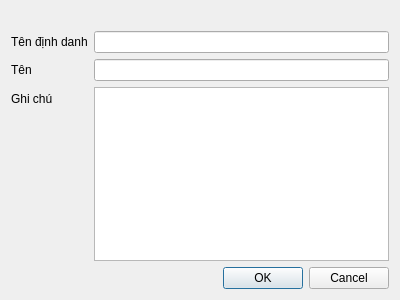
The window that app/view/dialog/dlgeditmodel.ui (emtrai/hrm_monastery) describes before a commit, drawn with Qt 5.
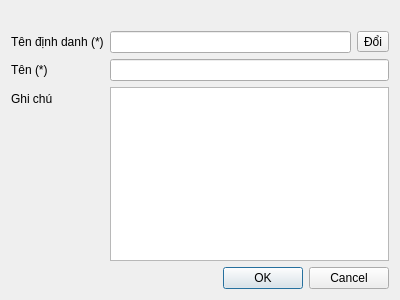
The same window after the commit.

Commit message: comm dept, common edit, fix for window

Diff of the .ui file:
```diff
--- a/app/view/dialog/dlgeditmodel.ui
+++ b/app/view/dialog/dlgeditmodel.ui
@@ -26,17 +26,14 @@
      <item row="0" column="0">
       <widget class="QLabel" name="label">
        <property name="text">
-        <string>Tên định danh</string>
+        <string>Tên định danh (*)</string>
        </property>
       </widget>
      </item>
-     <item row="0" column="1">
-      <widget class="QLineEdit" name="txtNameId"/>
-     </item>
      <item row="1" column="0">
       <widget class="QLabel" name="label_2">
        <property name="text">
-        <string>Tên</string>
+        <string>Tên (*)</string>
        </property>
       </widget>
      </item>
@@ -53,6 +50,24 @@
      <item row="2" column="1">
       <widget class="QPlainTextEdit" name="txtRemark"/>
      </item>
+     <item row="0" column="1">
+      <layout class="QHBoxLayout" name="horizontalLayout">
+       <item>
+        <widget class="QLineEdit" name="txtNameId">
+         <property name="readOnly">
+          <bool>true</bool>
+         </property>
+        </widget>
+       </item>
+       <item>
+        <widget class="QToolButton" name="btnChangeCode">
+         <property name="text">
+          <string>Đổi</string>
+         </property>
+        </widget>
+       </item>
+      </layout>
+     </item>
     </layout>
    </item>
    <item>
```
The commit also changes 46 other files.
